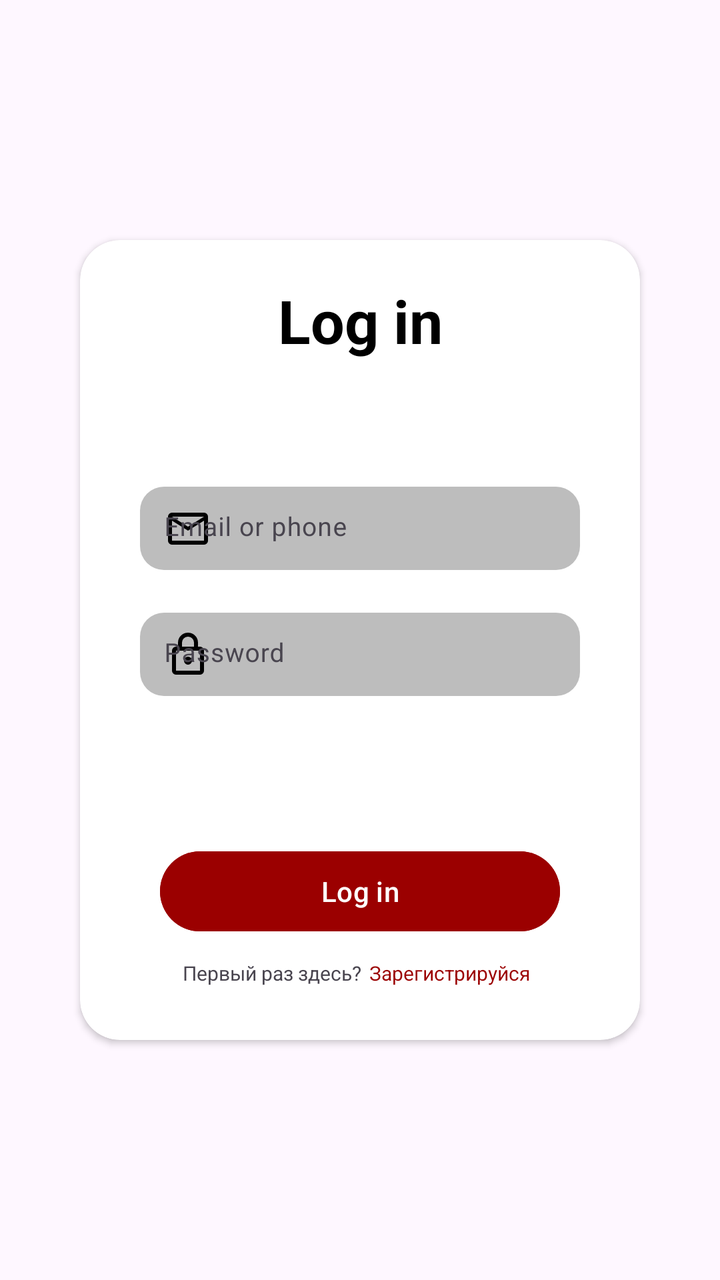
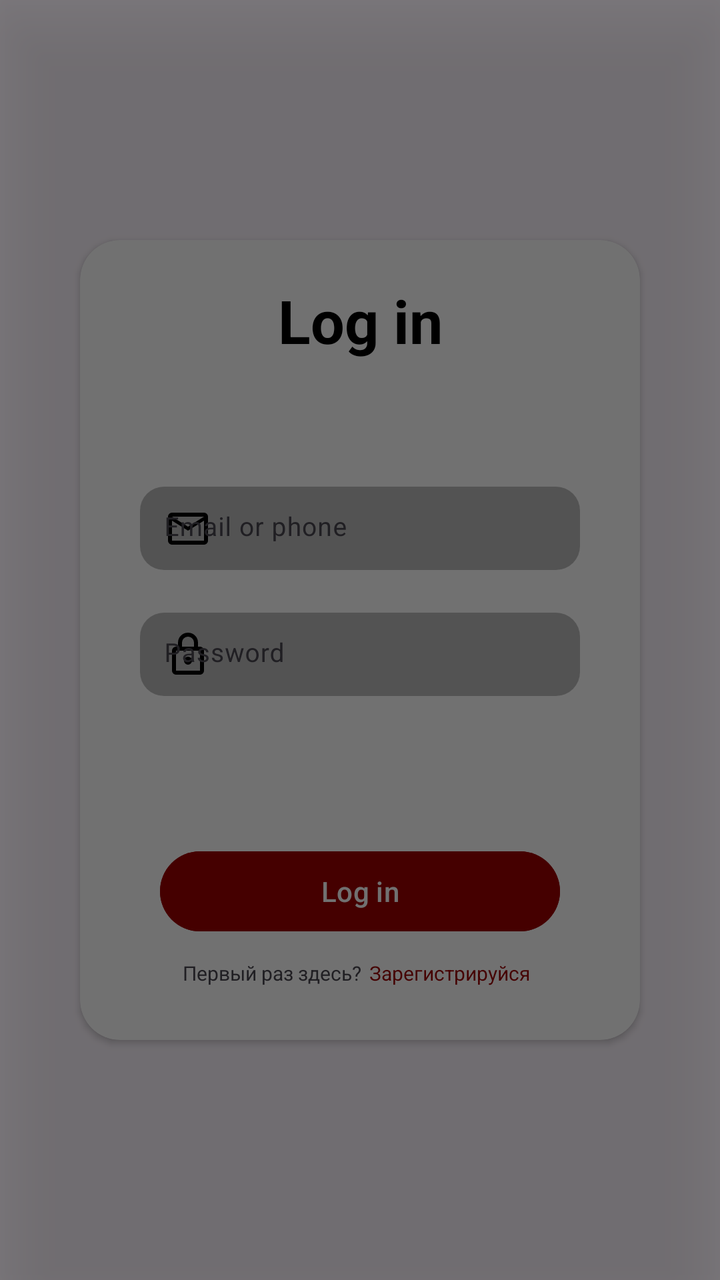

Before-and-after screenshots of an Android layout around one commit, followed by the original layout XML and the change that was made.
<!-- AndroidManifest.xml: application theme Theme.SKGA -->
<!-- res/layout/fragment_log_in.xml -->
<?xml version="1.0" encoding="utf-8"?>
<layout>
    <data>

        <variable
            name="viewModel"
            type="com.example.skga.presentation.LogInViewModel" />
    </data>
<androidx.constraintlayout.widget.ConstraintLayout xmlns:android="http://schemas.android.com/apk/res/android"
    xmlns:app="http://schemas.android.com/apk/res-auto"
    xmlns:tools="http://schemas.android.com/tools"
    android:id="@+id/main"
    android:layout_width="match_parent"
    android:layout_height="match_parent"
    tools:context=".presentation.WelcomeScreenActivity">

    <androidx.cardview.widget.CardView
        app:cardCornerRadius="20dp"
        android:layout_width="0dp"
        android:layout_height="400dp"
        android:layout_marginStart="40dp"
        android:layout_marginEnd="40dp"
        app:layout_constraintBottom_toBottomOf="parent"
        app:layout_constraintEnd_toEndOf="parent"
        app:layout_constraintStart_toStartOf="parent"
        app:layout_constraintTop_toTopOf="parent">

        <androidx.constraintlayout.widget.ConstraintLayout
            android:layout_width="match_parent"
            android:layout_height="match_parent">

            <TextView
                android:id="@+id/logInText"
                android:layout_width="wrap_content"
                android:layout_height="wrap_content"
                android:layout_marginTop="20dp"
                android:text="Log in"
                android:textColor="@color/black"
                android:textSize="30dp"
                android:textStyle="bold"
                app:layout_constraintEnd_toEndOf="parent"
                app:layout_constraintStart_toStartOf="parent"
                app:layout_constraintTop_toTopOf="parent" />

            <com.google.android.material.textfield.TextInputLayout
                android:id="@+id/tiEmail"
                android:layout_width="match_parent"
                android:layout_height="wrap_content"
                android:layout_marginStart="30dp"
                android:layout_marginTop="60dp"
                android:layout_marginEnd="30dp"
                android:hint="Email or phone"
                app:boxBackgroundColor="@color/gray"
                app:boxBackgroundMode="filled"
                app:boxCornerRadiusBottomEnd="12dp"
                app:boxCornerRadiusBottomStart="12dp"
                app:boxCornerRadiusTopEnd="12dp"
                app:boxCornerRadiusTopStart="12dp"
                app:boxStrokeColor="@android:color/transparent"
                app:boxStrokeWidth="0dp"
                app:hintTextColor="@color/white"
                app:layout_constraintEnd_toEndOf="parent"
                app:layout_constraintStart_toStartOf="parent"
                app:layout_constraintTop_toBottomOf="@id/logInText"
                app:startIconDrawable="@drawable/mail"
                app:startIconTint="@color/black">

                <com.google.android.material.textfield.TextInputEditText
                    android:id="@+id/etEmail"
                    android:layout_width="match_parent"
                    android:layout_height="wrap_content"
                    android:padding="12dp"
                    android:inputType="textEmailAddress"
                    android:paddingStart="50dp"
                    android:textColor="@color/black"
                    android:textSize="13sp" />


            </com.google.android.material.textfield.TextInputLayout>

            <com.google.android.material.textfield.TextInputLayout
                android:id="@+id/tiPassword"
                android:layout_width="match_parent"
                android:layout_height="wrap_content"
                android:layout_marginStart="30dp"
                android:layout_marginTop="15dp"
                android:layout_marginEnd="30dp"
                android:hint="Password"
                app:boxBackgroundColor="@color/gray"
                app:boxBackgroundMode="filled"
                app:boxCornerRadiusBottomEnd="12dp"
                app:boxCornerRadiusBottomStart="12dp"
                app:boxCornerRadiusTopEnd="12dp"
                app:boxCornerRadiusTopStart="12dp"
                app:boxStrokeColor="@android:color/transparent"
                app:boxStrokeWidth="0dp"
                app:errorEnabled="true"
                app:isBlankLoginOrPassword="@{viewModel.errorBlankLoginPassword}"
                app:errorLoginOrPassword="@{viewModel.errorLogin}"
                app:hintTextColor="@color/white"
                app:layout_constraintEnd_toEndOf="parent"
                app:layout_constraintStart_toStartOf="parent"
                app:layout_constraintTop_toBottomOf="@id/tiEmail"
                app:startIconDrawable="@drawable/lock_password"
                app:startIconTint="@color/black">

                <com.google.android.material.textfield.TextInputEditText
                    android:id="@+id/etPassword"
                    android:layout_width="match_parent"
                    android:layout_height="wrap_content"
                    android:padding="12dp"
                    android:inputType="textPassword"
                    android:paddingStart="50dp"
                    android:textColor="@color/black"
                    android:textSize="13sp" />
            </com.google.android.material.textfield.TextInputLayout>


            <com.google.android.material.button.MaterialButton
                android:id="@+id/logInButton"
                android:layout_width="200dp"
                android:layout_height="wrap_content"
                android:text="Log in"
                android:backgroundTint="@color/red"
                app:layout_constraintTop_toBottomOf="@id/tiPassword"
                app:layout_constraintStart_toStartOf="parent"
                app:layout_constraintEnd_toEndOf="parent"
                android:layout_marginTop="50dp"/>


            <TextView
                android:layout_marginTop="10dp"
                android:id="@+id/firstTimeIsHereText"
                android:layout_width="wrap_content"
                android:layout_height="wrap_content"
                android:text="Первый раз здесь?"
                android:textSize="10sp"
                app:layout_constraintTop_toBottomOf="@id/logInButton"
                app:layout_constraintStart_toStartOf="parent"
                app:layout_constraintEnd_toStartOf="@id/firstTimeIsHereButton"
                app:layout_constraintHorizontal_chainStyle="packed"
                />
            <TextView
                app:layout_constraintBottom_toBottomOf="@id/firstTimeIsHereText"
                app:layout_constraintTop_toTopOf="@id/firstTimeIsHereText"
                app:layout_constraintEnd_toEndOf="parent"
                app:layout_constraintStart_toEndOf="@id/firstTimeIsHereText"
                android:id="@+id/firstTimeIsHereButton"
                android:layout_width="wrap_content"
                android:layout_height="wrap_content"
                android:text="Зарегистрируйся"
                android:textSize="10sp"
                android:textColor="@color/red"
                android:clickable="true"
                android:focusable="true"
                android:padding="4dp" />



        </androidx.constraintlayout.widget.ConstraintLayout>
    </androidx.cardview.widget.CardView>


</androidx.constraintlayout.widget.ConstraintLayout>
    </layout>
<!-- resources referenced by this layout -->
<resources>
  <color name="black">#FF000000</color>
  <color name="gray">#BDBDBD</color>
  <color name="red">#9B0000</color>
  <color name="white">#FFFFFFFF</color>
  <!-- drawable lock_password (drawable) -->
  <vector xmlns:android="http://schemas.android.com/apk/res/android"
      android:width="24dp"
      android:height="24dp"
      android:viewportWidth="960"
      android:viewportHeight="960">
    <path
        android:pathData="M240,880q-33,0 -56.5,-23.5T160,800v-400q0,-33 23.5,-56.5T240,320h40v-80q0,-83 58.5,-141.5T480,40q83,0 141.5,58.5T680,240v80h40q33,0 56.5,23.5T800,400v400q0,33 -23.5,56.5T720,880L240,880ZM240,800h480v-400L240,400v400ZM480,680q33,0 56.5,-23.5T560,600q0,-33 -23.5,-56.5T480,520q-33,0 -56.5,23.5T400,600q0,33 23.5,56.5T480,680ZM360,320h240v-80q0,-50 -35,-85t-85,-35q-50,0 -85,35t-35,85v80ZM240,800v-400,400Z"
        android:fillColor="#000000"/>
  </vector>
  <!-- drawable mail (drawable) -->
  <vector xmlns:android="http://schemas.android.com/apk/res/android"
      android:width="24dp"
      android:height="24dp"
      android:viewportWidth="960"
      android:viewportHeight="960">
    <path
        android:pathData="M160,800q-33,0 -56.5,-23.5T80,720v-480q0,-33 23.5,-56.5T160,160h640q33,0 56.5,23.5T880,240v480q0,33 -23.5,56.5T800,800L160,800ZM480,520L160,320v400h640v-400L480,520ZM480,440 L800,240L160,240l320,200ZM160,320v-80,480 -400Z"
        android:fillColor="#000000"/>
  </vector>
  <style name="Theme.SKGA" parent="Base.Theme.SKGA" />
  <style name="Base.Theme.SKGA" parent="Theme.Material3.DayNight.NoActionBar">
          
          
      </style>
</resources>

<!-- the commit's change to res/layout/fragment_log_in.xml (unified diff, before → after) -->
@@ -1,7 +1,7 @@
 <?xml version="1.0" encoding="utf-8"?>
 <layout>
     <data>
-
+        <import type="android.view.View" />
         <variable
             name="viewModel"
             type="com.example.skga.presentation.LogInViewModel" />
@@ -160,6 +160,24 @@
         </androidx.constraintlayout.widget.ConstraintLayout>
     </androidx.cardview.widget.CardView>
 
+    <FrameLayout
+        android:id="@+id/loadingLayout"
+        android:layout_width="match_parent"
+        android:layout_height="match_parent"
+        android:background="#80000000"
+        android:clickable="true"
+        android:elevation="20dp"
+        android:focusable="true"
+        android:visibility="@{viewModel.loading ? View.VISIBLE : View.GONE}"
+        tools:visibility="visible">
+
+        <ProgressBar
+            android:layout_width="wrap_content"
+            android:layout_height="wrap_content"
+            android:layout_gravity="center_horizontal"
+            android:layout_marginTop="40dp"
+            android:indeterminateTint="@android:color/white" />
+    </FrameLayout>
 
 </androidx.constraintlayout.widget.ConstraintLayout>
     </layout>
